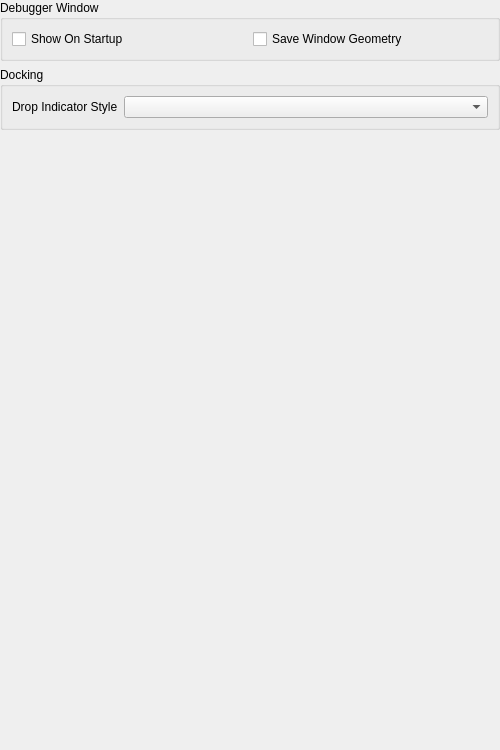
Old version of the form pcsx2-qt/Settings/DebugUserInterfaceSettingsWidget.ui in the repository PCSX2/pcsx2.
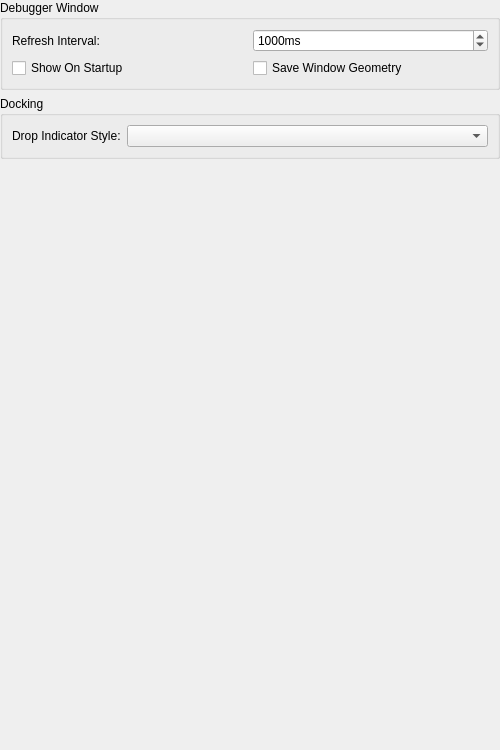
New version of the form.

Commit message: Debugger: Add setting to change UI refresh interval

Diff of the .ui file:
```diff
--- a/pcsx2-qt/Settings/DebugUserInterfaceSettingsWidget.ui
+++ b/pcsx2-qt/Settings/DebugUserInterfaceSettingsWidget.ui
@@ -38,15 +38,8 @@
       <string>Debugger Window</string>
      </property>
      <layout class="QGridLayout" name="gridLayout_3">
-      <item row="0" column="1">
-       <widget class="QCheckBox" name="saveWindowGeometryCheckBox">
-        <property name="text">
-         <string>Save Window Geometry</string>
-        </property>
-       </widget>
-      </item>
-      <item row="0" column="0">
-       <widget class="QCheckBox" name="showOnStartupCheckBox">
+      <item row="1" column="0">
+       <widget class="QCheckBox" name="showOnStartup">
         <property name="sizePolicy">
          <sizepolicy hsizetype="Minimum" vsizetype="Preferred">
           <horstretch>0</horstretch>
@@ -58,6 +51,36 @@
         </property>
        </widget>
       </item>
+      <item row="1" column="1">
+       <widget class="QCheckBox" name="saveWindowGeometry">
+        <property name="text">
+         <string>Save Window Geometry</string>
+        </property>
+       </widget>
+      </item>
+      <item row="0" column="0">
+       <widget class="QLabel" name="refreshIntervalLabel">
+        <property name="text">
+         <string>Refresh Interval:</string>
+        </property>
+       </widget>
+      </item>
+      <item row="0" column="1">
+       <widget class="QSpinBox" name="refreshInterval">
+        <property name="suffix">
+         <string>ms</string>
+        </property>
+        <property name="minimum">
+         <number>10</number>
+        </property>
+        <property name="maximum">
+         <number>100000</number>
+        </property>
+        <property name="value">
+         <number>1000</number>
+        </property>
+       </widget>
+      </item>
      </layout>
     </widget>
    </item>
@@ -76,7 +99,7 @@
       <item row="0" column="0">
        <widget class="QLabel" name="dropIndicatorLabel">
         <property name="text">
-         <string>Drop Indicator Style</string>
+         <string>Drop Indicator Style:</string>
         </property>
        </widget>
       </item>
```
Left out of the diff: 2 changed lines with no effect on the pictures. The commit also changes 3 other files.
